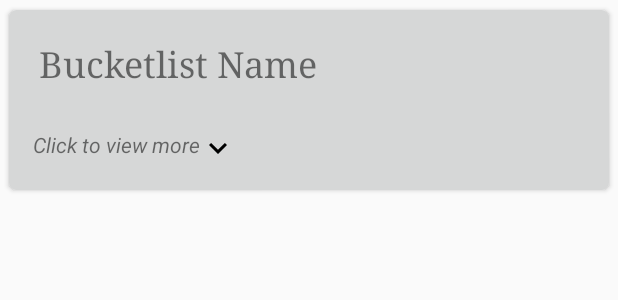
After one commit to Jarrod-Android/Andoid-Apps, an Android app: the layout bucketlist_card_view.xml on its own in the app's theme, with its tools: preview values and no code run, on a phone screen of 412 x 824 dp. The commit adds this screen. Shown: the top 300 px of the screen. Run offline under Robolectric (Android 15) with nearby library versions, the phone set to English and light mode, and no system bars.

Commit message:
Added layout file for bucketlist app

```diff
--- a/app/src/main/java/com/liamgoodwin/beforeidie/Bucketlist.java
+++ b/app/src/main/java/com/liamgoodwin/beforeidie/Bucketlist.java
@@ -10,9 +10,9 @@ public class Bucketlist {
 
     private String name;
     private String description;
-    private BigInteger time;
+    private int time;
 
-    public Bucketlist(String name, String description, BigInteger time){
+    public Bucketlist(String name, String description, int time){
         this.name = name;
         this.description = description;
         this.time = time;
@@ -34,11 +34,11 @@ public class Bucketlist {
         this.description = description;
     }
 
-    public BigInteger getTime() {
+    public int getTime() {
         return time;
     }
 
-    public void setTime(BigInteger time) {
+    public void setTime(int time) {
         this.time = time;
     }
 }
--- a/app/src/main/java/com/liamgoodwin/beforeidie/MyBucketListFragment.java
+++ b/app/src/main/java/com/liamgoodwin/beforeidie/MyBucketListFragment.java
@@ -10,6 +10,7 @@ import android.view.View;
 import android.view.ViewGroup;
 import android.widget.ListView;
 
+import java.math.BigInteger;
 import java.util.ArrayList;
 
 public class MyBucketListFragment extends Fragment {
@@ -25,6 +26,7 @@ public class MyBucketListFragment extends Fragment {
 
         list = (ListView) view.findViewById(R.id.bucketlistListView);
         final ArrayList<Bucketlist> bucketList = new ArrayList<Bucketlist>();
+        bucketList.add(new Bucketlist("Snorkel in The Great Barrier Reef", "The Great Barrier Reef is th largest aquatic animal habitant", 666));
 
         return view;
     }
--- /dev/null
+++ b/app/src/main/res/layout/bucketlist_card_view.xml
@@ -0,0 +1,74 @@
+<?xml version="1.0" encoding="utf-8"?>
+
+<android.support.v7.widget.CardView
+    xmlns:android="http://schemas.android.com/apk/res/android"
+    xmlns:cardView="http://schemas.android.com/apk/res-auto"
+    android:layout_width="match_parent"
+    android:layout_height="wrap_content"
+    android:layout_margin="2dp"
+    cardView:cardCornerRadius="5dp"
+    cardView:contentPadding="16dp"
+    cardView:cardElevation="2dp"
+    cardView:cardUseCompatPadding="true"
+    cardView:cardBackgroundColor="?attr/colorButtonNormal">
+
+    <LinearLayout
+        android:layout_width="match_parent"
+        android:layout_height="match_parent"
+        android:orientation="vertical">
+        <LinearLayout
+            android:layout_width="match_parent"
+            android:layout_height="match_parent"
+            android:orientation="horizontal"
+            android:padding="0dp">
+            <TextView
+                android:layout_width="match_parent"
+                android:layout_height="wrap_content"
+                android:id="@+id/name"
+                android:padding="4dp"
+                android:textSize="24sp"
+                android:text="Bucketlist Name"
+                android:layout_weight="1"
+                android:fontFamily="serif"/>
+
+            //add clock here
+            <!--<ImageView-->
+                <!--android:layout_width="40dp"-->
+                <!--android:layout_height="40dp"-->
+                <!--cardView:srcCompat="@drawable/ic_place_black_24dp"-->
+                <!--android:id="@+id/location"-->
+                <!--android:layout_weight="1" />-->
+        </LinearLayout>
+
+        <TextView
+            android:layout_width="match_parent"
+            android:layout_height="match_parent"
+            android:id="@+id/description"
+            android:textStyle="normal|italic"/>
+
+        <LinearLayout
+            android:layout_width="match_parent"
+            android:layout_height="match_parent"
+            android:orientation="horizontal"
+            android:paddingTop="5dp">
+
+            <TextView
+                android:text="Click to view more"
+                android:layout_width="wrap_content"
+                android:layout_height="wrap_content"
+                android:id="@+id/details"
+                android:gravity="center_horizontal"
+                android:textStyle="normal|italic"
+                android:layout_gravity="right"/>
+
+            <ImageView
+                android:layout_width="wrap_content"
+                android:layout_height="wrap_content"
+                cardView:srcCompat="@drawable/ic_expand_more_black_24dp"
+                android:id="@+id/chevron"
+                android:layout_gravity="bottom|right"/>
+        </LinearLayout>
+
+
+    </LinearLayout>
+</android.support.v7.widget.CardView>
```
